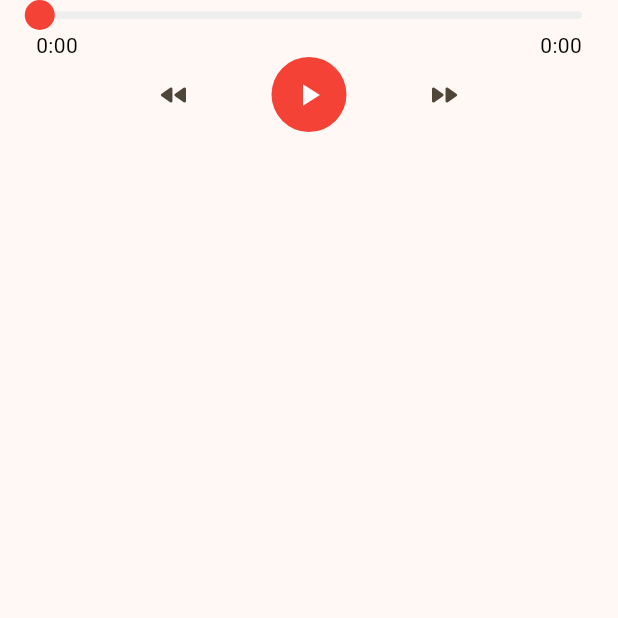
After one commit to gopalkrushnas063/Mo_Gapa, a Flutter app: the MusicWidget screen opened directly, after a tap on the "pause" icon, after a tap on the "fast forward" icon, on a phone screen of 412 x 824 dp, the top half of it. The commit adds this screen. Run offline on Flutter 3.47's test engine with Material 3 defaults, Android fonts, the phone set to English and light mode, and no system bars; drawn by our look-alikes of audio_video_progress_bar; our stand-ins replace firebase_core, firebase_messaging, flutter_svg, just_audio, share, transparent_image; missing offline and left inert: simple_ripple_animation; accounts and stored records are empty.

Commit message:
ui modification

```diff
--- a/lib/pages/story_details_view.dart
+++ b/lib/pages/story_details_view.dart
@@ -6,6 +6,7 @@ import 'package:ui/model/story.dart';
 import 'package:path_provider/path_provider.dart';
 import 'package:http/http.dart' as http;
 import 'package:transparent_image/transparent_image.dart';
+import 'package:ui/widgets/music_widget.dart';
 
 
 
@@ -125,7 +126,15 @@ class StoryDetailsPage extends StatelessWidget {
                   height: 200,
                   fit: BoxFit.cover,
                 ),
-              const SizedBox(height: 16),
+              const SizedBox(height: 26),
+
+              SizedBox(
+               height: 120,
+                child: MusicWidget(),
+              ),
+
+              Column(
+                children: [
                   Padding(
                     padding: const EdgeInsets.all(4.0),
                     child: Text(
@@ -138,12 +147,17 @@ class StoryDetailsPage extends StatelessWidget {
                   ),
                 ],
               ),
+
+
+            ],
+          ),
         ),
       ),
       floatingActionButton: FloatingActionButton(
         backgroundColor: const Color.fromARGB(255, 218, 142, 11),
        onPressed: () async {
-          await shareContent(context);
+          // await shareContent(context);
+          Navigator.push(context, MaterialPageRoute(builder: (context) => MusicWidget(),));
         },
         child: const Icon(
           Icons.share,
--- /dev/null
+++ b/lib/widgets/music_widget.dart
@@ -0,0 +1,159 @@
+import 'package:flutter/material.dart';
+import 'package:just_audio/just_audio.dart';
+import 'package:audio_video_progress_bar/audio_video_progress_bar.dart';
+
+class MusicWidget extends StatefulWidget {
+  const MusicWidget({super.key});
+
+  @override
+  State<MusicWidget> createState() => _MusicWidgetState();
+}
+
+class _MusicWidgetState extends State<MusicWidget> {
+  String musicUrl = "https://drive.google.com/uc?export=download&id=1laa-cfh6ReJNQ-rv-_jSwWcrhtLGBlYy"; // Direct download link
+  String thumbnailImgUrl = "https://user-images.githubusercontent.com/103574856/284043171-92d46587-43eb-4e6d-a180-77485083878e.jpg"; // Thumbnail URL
+  var player = AudioPlayer();
+  bool loaded = false;
+  bool playing = false;
+
+  void loadMusic() async {
+    await player.setUrl(musicUrl);
+    setState(() {
+      loaded = true;
+      playing = true;
+    });
+    player.play();
+  }
+
+  void playMusic() async {
+    setState(() {
+      playing = true;
+    });
+    await player.play();
+  }
+
+  void pauseMusic() async {
+    setState(() {
+      playing = false;
+    });
+    await player.pause();
+  }
+
+  @override
+  void initState() {
+    loadMusic();
+    super.initState();
+  }
+
+  @override
+  void dispose() {
+    player.dispose();
+    super.dispose();
+  }
+
+  @override
+  Widget build(BuildContext context) {
+    return Scaffold(
+      body: Column(
+        children: [
+          Padding(
+            padding: const EdgeInsets.symmetric(horizontal: 8),
+            child: StreamBuilder<Duration>(
+              stream: player.positionStream,
+              builder: (context, snapshot1) {
+                final duration = snapshot1.data ?? Duration.zero;
+                return StreamBuilder<Duration>(
+                  stream: player.bufferedPositionStream,
+                  builder: (context, snapshot2) {
+                    final bufferedDuration = snapshot2.data ?? Duration.zero;
+                    return SizedBox(
+                      height: 30,
+                      child: Padding(
+                        padding: const EdgeInsets.symmetric(horizontal: 16),
+                        child: ProgressBar(
+                          progress: duration,
+                          total: player.duration ?? Duration.zero,
+                          buffered: bufferedDuration,
+                          timeLabelPadding: -1,
+                          timeLabelTextStyle: const TextStyle(
+                            fontSize: 14,
+                            color: Colors.black,
+                          ),
+                          progressBarColor: Colors.red,
+                          baseBarColor: Colors.grey[200],
+                          bufferedBarColor: Colors.grey[350],
+                          thumbColor: Colors.red,
+                          onSeek: loaded
+                              ? (duration) async {
+                                  await player.seek(duration);
+                                }
+                              : null,
+                        ),
+                      ),
+                    );
+                  },
+                );
+              },
+            ),
+          ),
+          const SizedBox(height: 8),
+          Row(
+            mainAxisAlignment: MainAxisAlignment.spaceEvenly,
+            children: [
+              const SizedBox(width: 10),
+              IconButton(
+                onPressed: loaded
+                    ? () async {
+                        if (player.position.inSeconds >= 10) {
+                          await player.seek(Duration(seconds: player.position.inSeconds - 10));
+                        } else {
+                          await player.seek(Duration.zero);
+                        }
+                      }
+                    : null,
+                icon: const Icon(Icons.fast_rewind_rounded),
+              ),
+              Container(
+                height: 50,
+                width: 50,
+                decoration: const BoxDecoration(
+                  shape: BoxShape.circle,
+                  color: Colors.red,
+                ),
+                child: IconButton(
+                  onPressed: loaded
+                      ? () {
+                          if (playing) {
+                            pauseMusic();
+                          } else {
+                            playMusic();
+                          }
+                        }
+                      : null,
+                  icon: Icon(
+                    playing ? Icons.pause : Icons.play_arrow,
+                    color: Colors.white,
+                  ),
+                ),
+              ),
+              IconButton(
+                onPressed: loaded
+                    ? () async {
+                        if (player.position.inSeconds + 10 <= player.duration!.inSeconds) {
+                          await player.seek(Duration(seconds: player.position.inSeconds + 10));
+                        } else {
+                          await player.seek(Duration.zero);
+                        }
+                      }
+                    : null,
+                icon: const Icon(Icons.fast_forward_rounded),
+              ),
+              const SizedBox(width: 10),
+            ],
+          ),
+          const Spacer(flex: 2),
+        ],
+      ),
+    );
+  }
+}
```
Also changed, not shown: pubspec.yaml (+15 -12 lines), pubspec.lock, 7 other files. Lines whose indentation alone changed are shown as unchanged.
